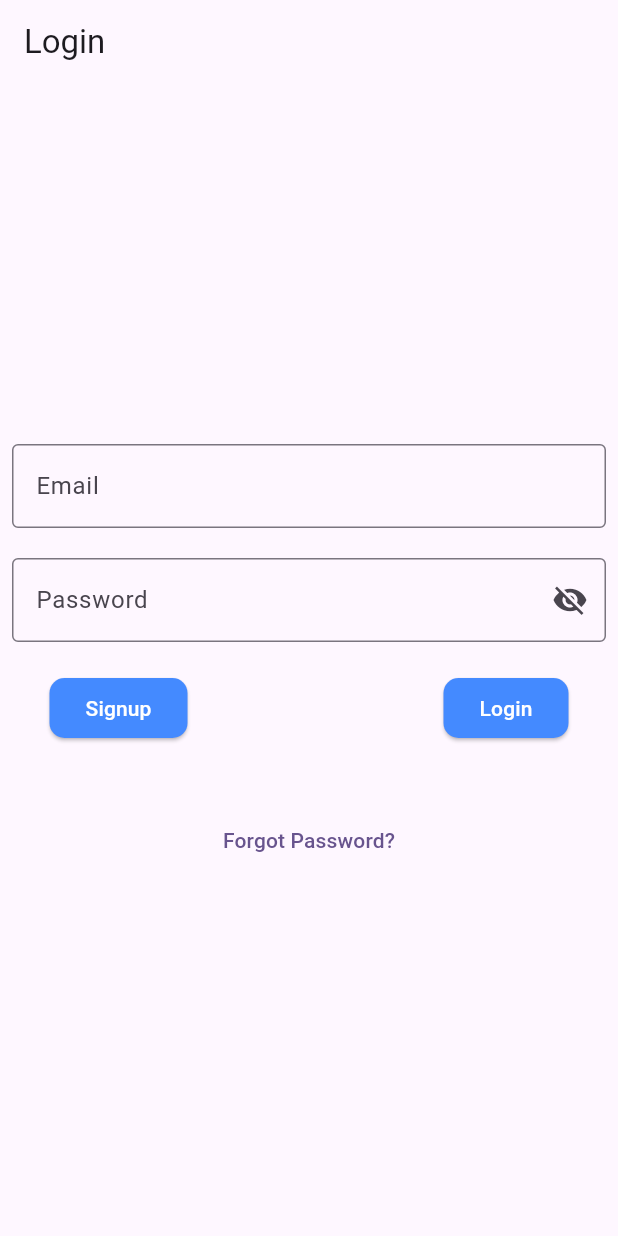
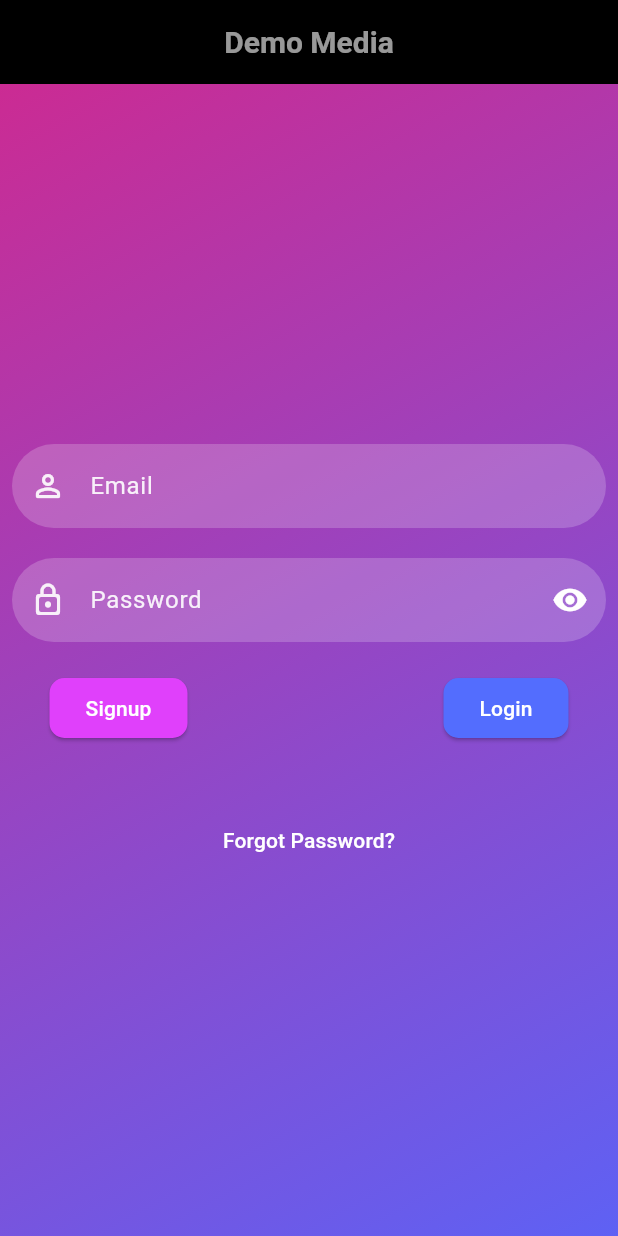
Before and after one commit to sanraj-official/demo-social-media, a Flutter app: the screen it shows after launch, after a tap on "Signup", after a tap on "Back", on a phone screen of 412 x 824 dp. Run offline on Flutter 3.47's test engine with Material 2 defaults, Android fonts, the phone set to English and light mode, and no system bars; our stand-ins replace connectivity, firebase_auth, firebase_core; accounts and stored records are empty.

```diff
--- /dev/null
+++ b/lib/Utils/common_elements.dart
@@ -0,0 +1,85 @@
+import 'package:flutter/material.dart';
+
+class CommonElements{
+  CommonElements();
+  static Widget commonButton({String text="", Function()? onPressAction,Color backgroundColor=Colors.blueAccent ,Color textColor = Colors.white}){
+    return  ElevatedButton(
+      onPressed: onPressAction,
+      style: ElevatedButton.styleFrom(
+        backgroundColor: backgroundColor,
+        shape: RoundedRectangleBorder(
+          borderRadius: BorderRadius.circular(10),
+        ),
+      ),
+      child:   Text( text,style: TextStyle(color: textColor),),
+    );
+  }
+
+  static ScaffoldFeatureController<SnackBar, SnackBarClosedReason> customSnackBar(BuildContext context,{String message = ""})
+  {
+    return ScaffoldMessenger.of(context).showSnackBar(
+       SnackBar(content: Text(message)),
+    );
+  }
+
+  static TextFormField customTextFormField(
+      TextEditingController textEditingController,
+      {String labelText="",
+        IconData? prefixIcon,
+        IconData? suffixIcon,
+        bool isPassword = false,
+        Color themeColor = Colors.white,
+        String? Function(String? value)? validator,
+        Widget ? suffixWidget
+      }){
+    return TextFormField(
+      controller: textEditingController,
+      obscureText: isPassword,
+      cursorColor: themeColor,
+      style: TextStyle(color: themeColor.withOpacity(0.8)),
+      decoration: InputDecoration(
+        prefixIcon: prefixIcon!=null?Icon(prefixIcon,color: themeColor.withOpacity(0.9),):null,
+        suffixIcon: suffixWidget??(suffixIcon!=null ? Icon(suffixIcon,color: themeColor.withOpacity(0.9),):null),
+        labelText: labelText,
+        labelStyle: TextStyle(color: themeColor.withOpacity(0.9)),
+        fillColor: themeColor.withOpacity(0.2),
+        filled: true,
+        border: OutlineInputBorder(
+          borderRadius: BorderRadius.circular(30),
+          borderSide:  const BorderSide(width: 0,style: BorderStyle.none)
+        ),
+      ),
+      keyboardType: isPassword?TextInputType.visiblePassword:TextInputType.emailAddress ,
+      validator: validator,
+
+
+    );
+  }
+
+  static AppBar customAppBar({
+    required String title,
+    List<Widget>? actions,
+    Widget? leading,
+    PreferredSizeWidget? bottom,
+    bool centerTitle = true,
+    Color backgroundColor = Colors.black,
+    double opacity = 1
+  }) {
+    return AppBar(
+      title: Text(
+        title,
+        style: const TextStyle(
+          fontWeight: FontWeight.bold,
+          fontSize: 20,
+          color: Colors.white60
+        ),
+      ),
+      actions: actions,
+      leading: leading,
+      bottom: bottom,
+      centerTitle: centerTitle,
+      backgroundColor: backgroundColor.withOpacity(opacity),
+    );
+  }
+
+}
--- a/lib/Utils/common_functions.dart
+++ b/lib/Utils/common_functions.dart
@@ -1,4 +1,5 @@
 import 'package:connectivity/connectivity.dart';
+import 'package:firebase_auth/firebase_auth.dart';
 import 'package:flutter/material.dart';
 
 class CommonFunctions {
@@ -13,4 +14,8 @@ class CommonFunctions {
     return false;
   }
 }
+  static bool isUserLoggedIn() {
+    User? user = FirebaseAuth.instance.currentUser;
+    return user != null;
+  }
 }
--- a/lib/Utils/common_widgets.dart
+++ /dev/null
@@ -1,25 +0,0 @@
-import 'package:flutter/material.dart';
-
-class CommonWidgets{
-  CommonWidgets();
-  static Widget commonButton({String text="", Function()? onPressAction,Color backgroundColor=Colors.blueAccent ,Color textColor = Colors.white}){
-    return  ElevatedButton(
-      onPressed: onPressAction,
-      style: ElevatedButton.styleFrom(
-        backgroundColor: backgroundColor,
-        shape: RoundedRectangleBorder(
-          borderRadius: BorderRadius.circular(10),
-        ),
-      ),
-      child:   Text( text,style: TextStyle(color: textColor),),
-    );
-  }
-
-  static ScaffoldFeatureController<SnackBar, SnackBarClosedReason> customSnackBar(BuildContext context,{String message = ""})
-  {
-    return ScaffoldMessenger.of(context).showSnackBar(
-       SnackBar(content: Text(message)),
-    );
-  }
-
-}
--- /dev/null
+++ b/lib/Utils/custom_decoration.dart
@@ -0,0 +1,21 @@
+import 'package:flutter/cupertino.dart';
+import 'package:flutter/material.dart';
+
+class CustomDecoration{
+
+  static BoxDecoration homeBackground(){
+    return const BoxDecoration(
+      gradient: LinearGradient(
+        colors: [
+          Color(0XFFCB2B93),
+          Color(0XFF9546C4),
+          Color(0XFF5E61F4),
+
+        ],
+        begin: Alignment.topLeft,
+        end: Alignment.bottomRight
+      ),
+    );
+  }
+
+  }
--- a/lib/main.dart
+++ b/lib/main.dart
@@ -1,3 +1,5 @@
+import 'package:demo_social_media/Utils/common_functions.dart';
+import 'package:demo_social_media/screens/home_screen/home_screen.dart';
 import 'package:firebase_core/firebase_core.dart';
 import 'package:flutter/material.dart';
 
@@ -44,7 +46,7 @@ class MyApp extends StatelessWidget {
         colorScheme: ColorScheme.fromSeed(seedColor: Colors.deepPurple),
         useMaterial3: true,
       ),
-      home: LoginScreen(),
+      home: CommonFunctions.isUserLoggedIn()?const HomeScreen():const LoginScreen(),
       //const MyHomePage(title: 'Flutter Demo Home Page'),
     );
   }
--- a/lib/screens/home_screen/home_screen.dart
+++ b/lib/screens/home_screen/home_screen.dart
@@ -1,7 +1,8 @@
-import 'package:demo_social_media/Utils/common_widgets.dart';
+import 'package:demo_social_media/Utils/common_elements.dart';
 import 'package:firebase_auth/firebase_auth.dart';
 import 'package:flutter/material.dart';
 
+import '../../Utils/custom_decoration.dart';
 import '../login_screen/login_screen.dart';
 
 class HomeScreen extends StatefulWidget {
@@ -16,15 +17,22 @@ class _HomeScreenState extends State<HomeScreen> {
   Widget build(BuildContext context) {
     return SafeArea(
       child: Scaffold(
+        appBar: CommonElements.customAppBar(
+          title: 'Demo Media',
+        ),
         body: body(),
       ),
     );
   }
 
   Widget body(){
-    return Center(
-      child: Container(
-        child: CommonWidgets.commonButton(
+    return Container(
+      decoration: CustomDecoration.homeBackground(),
+      padding: const EdgeInsets.all(8.0),
+      height: MediaQuery.of(context).size.height,
+      width: MediaQuery.of(context).size.width,
+      alignment: Alignment.center,
+      child: CommonElements.commonButton(
         text: "Logout",
         onPressAction: (){
           FirebaseAuth.instance.signOut().then((value){
@@ -38,7 +46,6 @@ class _HomeScreenState extends State<HomeScreen> {
 
         }
       ),
-      ),
     );
   }
 }
--- a/lib/screens/login_screen/login_screen.dart
+++ b/lib/screens/login_screen/login_screen.dart
@@ -1,7 +1,8 @@
 // ignore_for_file: use_build_context_synchronously
 
 import 'package:demo_social_media/Utils/common_functions.dart';
-import 'package:demo_social_media/Utils/common_widgets.dart';
+import 'package:demo_social_media/Utils/common_elements.dart';
+import 'package:demo_social_media/Utils/custom_decoration.dart';
 import 'package:firebase_auth/firebase_auth.dart';
 import 'package:flutter/material.dart';
 
@@ -21,71 +22,68 @@ class LoginScreenState extends State<LoginScreen> {
   final FirebaseAuth _auth = FirebaseAuth.instance;
   // String? _id;
   // String? _password;
-  bool passVisibility = false;
-  final List<TextEditingController> _textEditingControllers = [TextEditingController(),TextEditingController()];
+  bool passHidden = true;
+  final List<TextEditingController> _textEditingControllers = [
+    TextEditingController(),
+    TextEditingController()
+  ];
 
   @override
   Widget build(BuildContext context) {
     return Scaffold(
-      appBar: AppBar(
-        title: const Text('Login'),
+      appBar: CommonElements.customAppBar(
+        title: 'Demo Media',
       ),
-      body: Center(
-        child: Padding(
-          padding: const EdgeInsets.all(8.0),
+      // extendBodyBehindAppBar: true,
+      body: Container(
+        decoration: CustomDecoration.homeBackground(),
+        padding: const EdgeInsets.all(8.0),
+        height: MediaQuery.of(context).size.height,
+        width: MediaQuery.of(context).size.width,
+        alignment: Alignment.center,
+        child: SingleChildScrollView(
           child: Form(
             key: _formKey,
             child: Column(
               mainAxisAlignment: MainAxisAlignment.center,
               children: <Widget>[
-                TextFormField(
-                  keyboardType: TextInputType.emailAddress,
-                  decoration: const InputDecoration(
-                    labelText: 'Email',
-                    border: OutlineInputBorder(),
-                    focusedBorder: OutlineInputBorder(
-                      borderSide: BorderSide(color: Colors.blue),
-                    ),
-                  ),
-                  controller: _textEditingControllers[0],
+                //For Email Input
+                CommonElements.customTextFormField(
+                  _textEditingControllers[0],
+                  labelText: "Email",
+                  prefixIcon: Icons.perm_identity_rounded,
                   validator: (value) {
-                    if (!emailRegex.hasMatch(value??"")) {
+                    if (!emailRegex.hasMatch(value ?? "")) {
                       return 'Please enter a valid email address';
                     }
                     return null;
                   },
-                  onSaved: (value) {
-                    //_id = value;
-                  },
                 ),
                 const SizedBox(height: 20),
-                TextFormField(
-                  decoration:  InputDecoration(
-                    labelText: 'Password',
-                    border: const OutlineInputBorder(),
-                    focusedBorder: const OutlineInputBorder(
-                      borderSide: BorderSide(color: Colors.blue),
-                    ),
-                    suffixIcon: IconButton(
-                      onPressed: () {
-                        setState(() {
-                          passVisibility = !passVisibility;
-                        });
-                      },
-                      icon: Icon(passVisibility ? Icons.visibility : Icons.visibility_off),
-                    )
-                  ),
-                  controller: _textEditingControllers[1],
-                  obscureText: passVisibility,
+                //For Password Input
+                CommonElements.customTextFormField(
+                  _textEditingControllers[1],
+                  labelText: "Password",
+                  prefixIcon: Icons.lock_outline_rounded,
                   validator: (value) {
                     if (value == null || value.isEmpty) {
                       return 'Please enter your password';
                     }
                     return null;
                   },
-                  onSaved: (value) {
-                   // _password = value;
-                  },
+                  suffixWidget: IconButton(
+                    onPressed: () {
+                      setState(() {
+                        passHidden = !passHidden;
+                      });
+                    },
+                    icon: Icon(passHidden
+                        ? Icons.visibility
+                        : Icons.visibility_off,
+                      color: Colors.white,
+                    ),
+                  ),
+                  isPassword: passHidden
                 ),
                 const SizedBox(height: 20),
                 Padding(
@@ -93,34 +91,43 @@ class LoginScreenState extends State<LoginScreen> {
                   child: Row(
                     mainAxisAlignment: MainAxisAlignment.spaceBetween,
                     children: <Widget>[
-                      CommonWidgets.commonButton(
+                      CommonElements.commonButton(
                         text: "Signup",
+                        backgroundColor: Colors.purpleAccent,
                         onPressAction: () {
-                          Navigator.pushReplacement(context, MaterialPageRoute(builder: (context)=> const SignupScreen()));
+                          Navigator.pushReplacement(
+                              context,
+                              MaterialPageRoute(
+                                  builder: (context) => const SignupScreen()));
                         },
                       ),
-                      CommonWidgets.commonButton(
+                      CommonElements.commonButton(
                         text: "Login",
-                        onPressAction: () async{
-
+                        backgroundColor: Colors.indigoAccent,
+                        onPressAction: () async {
                           if (_formKey.currentState!.validate()) {
                             _formKey.currentState!.save();
-                            _auth.signInWithEmailAndPassword(email: _textEditingControllers[0].text, password: _textEditingControllers[1].text).then((value){
+                            _auth
+                                .signInWithEmailAndPassword(
+                                    email: _textEditingControllers[0].text,
+                                    password: _textEditingControllers[1].text)
+                                .then((value) {
                               Navigator.pushReplacement(
                                   context,
                                   MaterialPageRoute(
-                                      builder: (context) => const HomeScreen()));
-                            }).onError((error, stackTrace) async{
-                              if(await CommonFunctions.isInternetAvailable()){
-                                CommonWidgets.customSnackBar(context,message: 'Invalid Credentials') ;
-                              }
-                              else{
-                                CommonWidgets.customSnackBar(context,message: 'Internet not available !!') ;
+                                      builder: (context) =>
+                                          const HomeScreen()));
+                            }).onError((error, stackTrace) async {
+                              if (await CommonFunctions.isInternetAvailable()) {
+                                CommonElements.customSnackBar(context,
+                                    message: 'Invalid Credentials');
+                              } else {
+                                CommonElements.customSnackBar(context,
+                                    message: 'Internet not available !!');
                               }
 
                               debugPrint("Login Error : ${error.toString()}");
                             });
-
                           }
                         },
                       ),
@@ -128,17 +135,37 @@ class LoginScreenState extends State<LoginScreen> {
                   ),
                 ),
                 const SizedBox(height: 20),
-
                 const SizedBox(height: 20),
                 TextButton(
                   onPressed: () {
-                    _auth.sendPasswordResetEmail(email: _textEditingControllers[0].text).then((value){
-                      CommonWidgets.customSnackBar(context,message: 'Reset link mailed to ${_textEditingControllers[0].text}') ;
-                    }).onError((error, stackTrace){
-                      debugPrint("${_textEditingControllers[0].text} Forgot Password Error : ${error.toString()}");
-                    });
+                    if(_textEditingControllers[0].text.isEmpty)
+                      {
+                        CommonElements.customSnackBar(context,
+                            message:
+                            "Please enter email id and then try again ...");
+                      }
+                    else if (!emailRegex.hasMatch(_textEditingControllers[0].text)) {
+                      CommonElements.customSnackBar(context,
+                          message:'Please enter a valid email address and try again ..');
+                    }
+                    else {
+                      _auth
+                          .sendPasswordResetEmail(
+                          email: _textEditingControllers[0].text)
+                          .then((value) {
+                        CommonElements.customSnackBar(context,
+                            message:
+                            'Reset link mailed to ${_textEditingControllers[0]
+                                .text}, if account exist');
+                      }).onError((error, stackTrace) {
+                        debugPrint(
+                            "${_textEditingControllers[0]
+                                .text} Forgot Password Error : ${error
+                                .toString()}");
+                      });
+                    }
                   },
-                  child: const Text('Forgot Password?'),
+                  child: const Text('Forgot Password?',style: TextStyle(color: Colors.white),),
                 ),
               ],
             ),
--- a/lib/screens/signup_screen/signup_screen.dart
+++ b/lib/screens/signup_screen/signup_screen.dart
@@ -1,12 +1,13 @@
 // ignore_for_file: use_build_context_synchronously
 
-import 'package:demo_social_media/Utils/common_widgets.dart';
+import 'package:demo_social_media/Utils/common_elements.dart';
 import 'package:demo_social_media/screens/home_screen/home_screen.dart';
 import 'package:firebase_auth/firebase_auth.dart';
 import 'package:flutter/material.dart';
 
 import '../../Utils/common_functions.dart';
 import '../../Utils/constants.dart';
+import '../../Utils/custom_decoration.dart';
 import '../login_screen/login_screen.dart';
 
 class SignupScreen extends StatefulWidget {
@@ -21,75 +22,59 @@ class SignupScreenState extends State<SignupScreen> {
   // String? _name;
   // String? _email;
   // String? _password;
+  bool passHidden = true;
   final List<TextEditingController> _textEditingControllers = [TextEditingController(),TextEditingController(),TextEditingController()];
 
   @override
   Widget build(BuildContext context) {
     return Scaffold(
-      appBar: AppBar(
-        title: const Text('Signup'),
+      appBar: CommonElements.customAppBar(
+        title: 'Demo Media',
       ),
-      body: Padding(
+      // extendBodyBehindAppBar: true,
+      body: Container(
+        decoration: CustomDecoration.homeBackground(),
         padding: const EdgeInsets.all(8.0),
-        child: Center(
+        height: MediaQuery.of(context).size.height,
+        width: MediaQuery.of(context).size.width,
+        alignment: Alignment.center,
+        child: SingleChildScrollView(
           child: Form(
             key: _formKey,
             child: Column(
               mainAxisAlignment: MainAxisAlignment.center,
               children: <Widget>[
-                TextFormField(
-                  decoration: const InputDecoration(
-                    labelText: 'Name',
-                    border: OutlineInputBorder(),
-                    focusedBorder: OutlineInputBorder(
-                      borderSide: BorderSide(color: Colors.blue),
-                    ),
-                  ),
-                  controller: _textEditingControllers[0],
+                //For Name Input
+                CommonElements.customTextFormField(
+                  _textEditingControllers[0],
+                  labelText: "Name",
+                  prefixIcon: Icons.perm_identity_rounded,
                   validator: (value) {
                     if (value == null || value.isEmpty) {
-                      return 'Please enter your name';
+                      return 'Please enter Name';
                     }
                     return null;
                   },
-                  onSaved: (value) {
-                    //_name = value;
-                  },
                 ),
                 const SizedBox(height: 20),
-                TextFormField(
-                  decoration: const InputDecoration(
-                    labelText: 'Email',
-                    border: OutlineInputBorder(),
-                    focusedBorder: OutlineInputBorder(
-                      borderSide: BorderSide(color: Colors.blue),
-                    ),
-                  ),
-                  controller: _textEditingControllers[1],
+                //For Email Input
+                CommonElements.customTextFormField(
+                  _textEditingControllers[1],
+                  labelText: "Email",
+                  prefixIcon: Icons.email_rounded,
                   validator: (value) {
-                    if (value == null || value.isEmpty) {
-                      return 'Please enter your email';
-                    }
-                    else if (!emailRegex.hasMatch(value)) {
+                    if (!emailRegex.hasMatch(value ?? "")) {
                       return 'Please enter a valid email address';
                     }
                     return null;
                   },
-                  onSaved: (value) {
-                    //_email = value;
-                  },
                 ),
                 const SizedBox(height: 20),
-                TextFormField(
-                  decoration: const InputDecoration(
-                    labelText: 'Password',
-                    border: OutlineInputBorder(),
-                    focusedBorder: OutlineInputBorder(
-                      borderSide: BorderSide(color: Colors.blue),
-                    ),
-                  ),
-                  controller: _textEditingControllers[2],
-                  obscureText: true,
+                //For Password Input
+                CommonElements.customTextFormField(
+                    _textEditingControllers[2],
+                    labelText: "Password",
+                    prefixIcon: Icons.lock_outline_rounded,
                     validator: (value) {
                       if (value == null || value.isEmpty) {
                         return 'Please enter your password';
@@ -100,15 +85,25 @@ class SignupScreenState extends State<SignupScreen> {
                       }
                       return null;
                     },
-                  onSaved: (value) {
-                    //_password = value;
+                    suffixWidget: IconButton(
+                      onPressed: () {
+                        setState(() {
+                          passHidden = !passHidden;
+                        });
                       },
+                      icon: Icon(passHidden
+                          ? Icons.visibility
+                          : Icons.visibility_off,
+                        color: Colors.white,
+                      ),
+                    ),
+                    isPassword: passHidden
                 ),
                 const SizedBox(height: 20),
                 Row(
                   mainAxisAlignment: MainAxisAlignment.spaceEvenly,
                   children: [
-                    CommonWidgets.commonButton(
+                    CommonElements.commonButton(
                       text: "Back",
                       onPressAction: () {
                         Navigator.pushReplacement(
@@ -117,7 +112,7 @@ class SignupScreenState extends State<SignupScreen> {
                                 builder: (context) => const LoginScreen()));
                       },
                     ),
-                    CommonWidgets.commonButton(
+                    CommonElements.commonButton(
                       text: "Signup",
                       onPressAction: () {
                         if (_formKey.currentState!.validate()) {
@@ -129,10 +124,10 @@ class SignupScreenState extends State<SignupScreen> {
                                     builder: (context) => const HomeScreen()));
                           }).onError((error, stackTrace) async{
                             if(await CommonFunctions.isInternetAvailable()){
-                            CommonWidgets.customSnackBar(context,message: 'Something went wrong') ;
+                            CommonElements.customSnackBar(context,message: 'Something went wrong') ;
                             }
                             else{
-                            CommonWidgets.customSnackBar(context,message: 'Internet not available !!') ;
+                            CommonElements.customSnackBar(context,message: 'Internet not available !!') ;
                             }
                             debugPrint("Error in Signup : ${error.toString()}");
                           });
```
Lines whose indentation alone changed are shown as unchanged.
